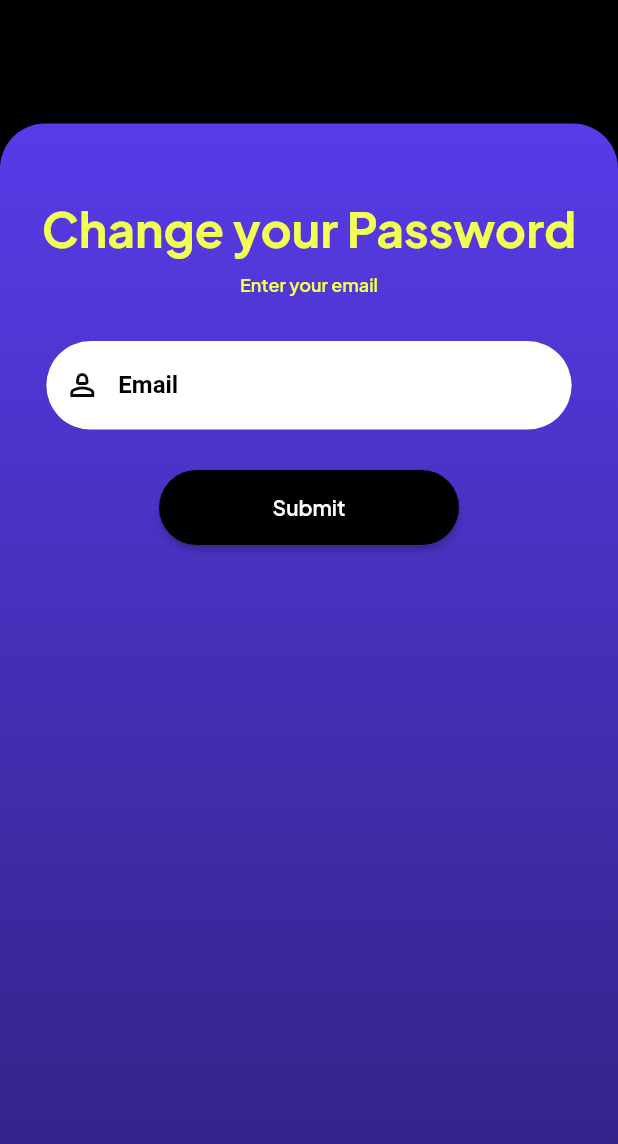
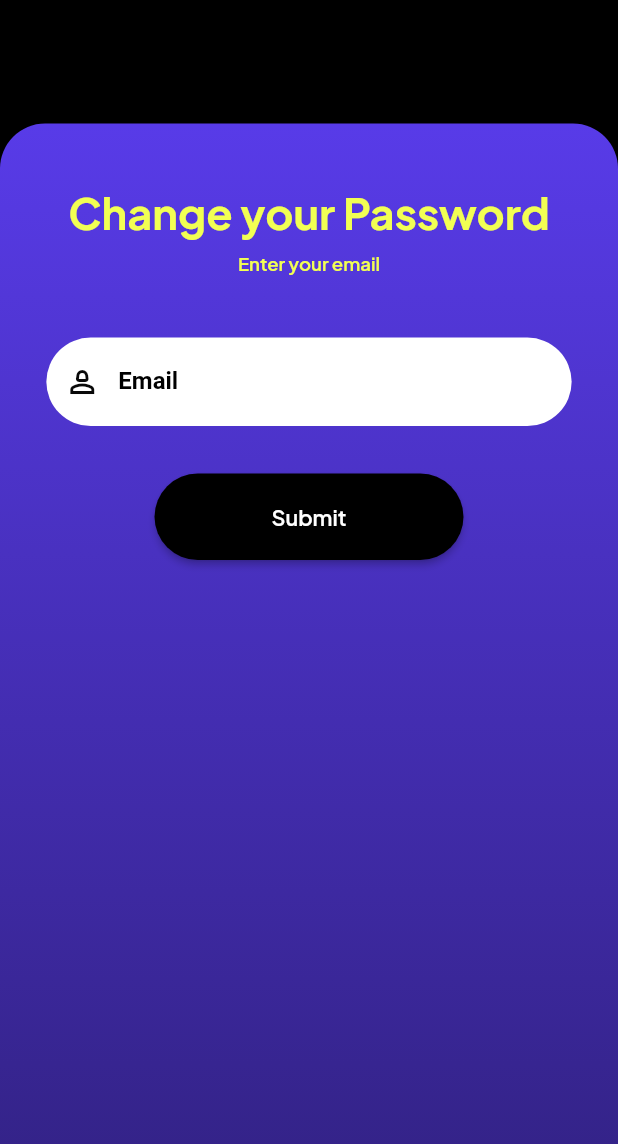
Before and after one commit to mustafakhokhar/TutorX, a Flutter app: the ForgetPasswordScreen screen opened directly, on a phone screen of 412 x 824 dp. Shown: the top 1144 px of the screen. Run offline on Flutter 3.47's test engine with Material 2 defaults, Android fonts, the phone set to English and light mode, and no system bars; our stand-ins replace firebase_auth, firebase_core, geolocator, google_maps_flutter, google_sign_in, location and 2 more; missing offline and left inert: dart:ffi, google_place; accounts and stored records are empty.

Commit message:
Dynamically Resized Forget Password screen

```diff
--- a/Frontend/lib/screens/common/forget_password.dart
+++ b/Frontend/lib/screens/common/forget_password.dart
@@ -17,55 +17,65 @@ class _ForgetPasswordScreenState extends State<ForgetPasswordScreen> {
 
   @override
   Widget build(BuildContext context) {
+    final Size screenSize = MediaQuery.of(context).size;
+
     return Scaffold(
       backgroundColor: Colors.black,
-        body: Stack(children: [
+      body: Stack(
+        children: [
           // Your background widgets here
           Positioned(
             bottom: 0,
             left: 0,
             right: 0,
             child: Container(
-                  height: MediaQuery.of(context).size.height * 0.9,
+              height: screenSize.height * 0.9,
               decoration: BoxDecoration(
-                    gradient: LinearGradient(colors: [
+                gradient: LinearGradient(
+                  colors: [
                     hexStringToColor("583BE8"),
                     hexStringToColor("312181"),
-                    ], begin: Alignment.topCenter, end: Alignment.bottomCenter),
+                  ],
+                  begin: Alignment.topCenter,
+                  end: Alignment.bottomCenter,
+                ),
                 borderRadius: BorderRadius.only(
                   topLeft: Radius.circular(30),
                   topRight: Radius.circular(30),
                 ),
               ),
-                  child: Column(children: <Widget>[
+              child: Column(
+                children: <Widget>[
                   SizedBox(
-                      height: 50,
+                    height: screenSize.height * 0.05,
                   ),
                   Text(
                     "Change your Password",
                     style: TextStyle(
-                          fontSize: 32,
+                      fontSize: screenSize.width * 0.07,
                       fontFamily: 'JakartaSans',
                       fontWeight: FontWeight.bold,
-                          color: Color(0xFFF2FF53)),
+                      color: Color(0xFFF2FF53),
+                    ),
                   ),
                   SizedBox(
-                      height: 10,
+                    height: screenSize.height * 0.01,
                   ),
                   Text(
                     "Enter your email",
                     style: TextStyle(
-                          fontSize: 12,
+                      fontSize: screenSize.width * 0.03,
                       fontFamily: 'JakartaSans',
                       fontWeight: FontWeight.w600,
-                          color: Color(0xFFF2FF53)),
+                      color: Color(0xFFF2FF53),
+                    ),
                   ),
                   SizedBox(
-                      height: 30,
+                    height: screenSize.height * 0.05,
                   ),
                   SizedBox(
-                      width: MediaQuery.of(context).size.width * 0.85,
-                      height: MediaQuery.of(context).size.height * 0.08,
+                    width: screenSize.width * 0.85,
+                    height: screenSize.height * 0.08,
                     child: reusableTextField(
                       'Email',
                       Icons.person_2_outlined,
@@ -74,85 +84,55 @@ class _ForgetPasswordScreenState extends State<ForgetPasswordScreen> {
                     ),
                   ),
                   SizedBox(
-                      height: 20,
+                    height: screenSize.height * 0.03,
                   ),
                   SizedBox(
-                        width: 200,
-                        height: 50,
+                    width: screenSize.width * 0.5,
+                    height: screenSize.height * 0.07,
                     child: ElevatedButton(
                       style: ButtonStyle(
-                            shape: MaterialStateProperty.all<
-                                RoundedRectangleBorder>(
+                        shape: MaterialStateProperty.all<RoundedRectangleBorder>(
                           RoundedRectangleBorder(
                             borderRadius: BorderRadius.circular(30.0),
                           ),
                         ),
                         backgroundColor: MaterialStateProperty.all(
-                                Color.fromARGB(255, 0, 0, 0)),
+                          Color.fromARGB(255, 0, 0, 0),
+                        ),
                       ),
                       onPressed: () async {
                         Authentication.forgetPassword(
-                                context: context, email: _emailController.text);
+                          context: context,
+                          email: _emailController.text,
+                        );
 
                         Navigator.of(context).push(
                           MaterialPageRoute(
-                                  builder: (context) => StudentSignIn()),
+                            builder: (context) => StudentSignIn(),
+                          ),
                         );
                       },
                       child: Padding(
                         padding: EdgeInsets.symmetric(
-                              vertical: 16.0,
-                              horizontal: 32.0,
+                          vertical: screenSize.height * 0.016,
+                          horizontal: screenSize.width * 0.04,
                         ),
                         child: Text(
                           'Submit',
                           style: TextStyle(
                             fontFamily: 'JakartaSans',
                             fontWeight: FontWeight.w600,
-                                fontSize: 14,
+                            fontSize: screenSize.width * 0.035,
                           ),
                         ),
                       ),
-                        )),
+                    ),
+                  ),
                   SizedBox(
-                      height: 20,
+                    height: screenSize.height * 0.03,
                   ),
-                    Center()
-                  ])))
+                  Center(),
+                ],)))
         ]));
   }
 }
-
-
-
-
-
-
-              // TextFormField(
-              //   controller: _emailController,
-              //   decoration: InputDecoration(
-              //     labelText: 'Email',
-              //   ),
-              //   validator: (value) {
-              //     if (value == null || value.isEmpty) {
-              //       return 'Please enter your email';
-              //     }
-              //     return null;
-              //   },
-              // ),
-              // SizedBox(height: 16),
-              // ElevatedButton(
-              //   onPressed: () async {
-              //     Authentication.forgetPassword(
-              //         context: context, email: _emailController.text);
-
-              //     Navigator.of(context).push(
-              //           MaterialPageRoute(
-              //             builder: (context) => StudentSignIn()
-              //           ),
-              //         );
-
-              //   },
-              //   child:
-              //       Text('Submit'),
-              //
```
Lines whose indentation alone changed are shown as unchanged.
